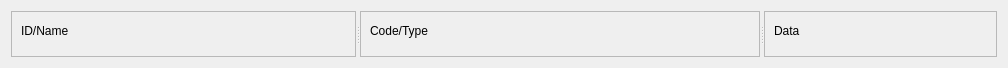
First picture: the form in R_Visualizer/Msg/Widgets/ui/msgwidget.ui, repository NeverKnewTheName/R_Visualizer, before the edit.
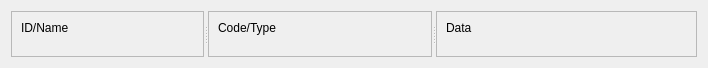
Second picture: the form after the edit. Custom widgets are drawn as their Qt base class.

Patch:
```diff
--- a/R_Visualizer/Msg/Widgets/ui/msgwidget.ui
+++ b/R_Visualizer/Msg/Widgets/ui/msgwidget.ui
@@ -6,7 +6,7 @@
    <rect>
     <x>0</x>
     <y>0</y>
-    <width>1008</width>
+    <width>708</width>
     <height>68</height>
    </rect>
   </property>
@@ -26,13 +26,19 @@
       <enum>Qt::Horizontal</enum>
      </property>
      <widget class="QFrame" name="frame">
+      <property name="sizePolicy">
+       <sizepolicy hsizetype="Expanding" vsizetype="Preferred">
+        <horstretch>1</horstretch>
+        <verstretch>0</verstretch>
+       </sizepolicy>
+      </property>
       <property name="frameShape">
        <enum>QFrame::StyledPanel</enum>
       </property>
       <property name="frameShadow">
        <enum>QFrame::Raised</enum>
       </property>
-      <layout class="QVBoxLayout" name="verticalLayout_3" stretch="2,0">
+      <layout class="QVBoxLayout" name="verticalLayout_3" stretch="0,0">
        <item>
         <widget class="QLabel" name="label">
          <property name="text">
@@ -46,13 +52,19 @@
       </layout>
      </widget>
      <widget class="QFrame" name="frame_2">
+      <property name="sizePolicy">
+       <sizepolicy hsizetype="Expanding" vsizetype="Preferred">
+        <horstretch>1</horstretch>
+        <verstretch>0</verstretch>
+       </sizepolicy>
+      </property>
       <property name="frameShape">
        <enum>QFrame::StyledPanel</enum>
       </property>
       <property name="frameShadow">
        <enum>QFrame::Raised</enum>
       </property>
-      <layout class="QVBoxLayout" name="verticalLayout_5" stretch="2,0">
+      <layout class="QVBoxLayout" name="verticalLayout_5" stretch="0,0">
        <item>
         <widget class="QLabel" name="label_2">
          <property name="text">
@@ -73,13 +85,19 @@
       </layout>
      </widget>
      <widget class="QFrame" name="frame_3">
+      <property name="sizePolicy">
+       <sizepolicy hsizetype="Expanding" vsizetype="Preferred">
+        <horstretch>2</horstretch>
+        <verstretch>0</verstretch>
+       </sizepolicy>
+      </property>
       <property name="frameShape">
        <enum>QFrame::StyledPanel</enum>
       </property>
       <property name="frameShadow">
        <enum>QFrame::Raised</enum>
       </property>
-      <layout class="QVBoxLayout" name="verticalLayout_4" stretch="6,0">
+      <layout class="QVBoxLayout" name="verticalLayout_4" stretch="0,0">
        <item>
         <widget class="QLabel" name="label_3">
          <property name="text">
```
